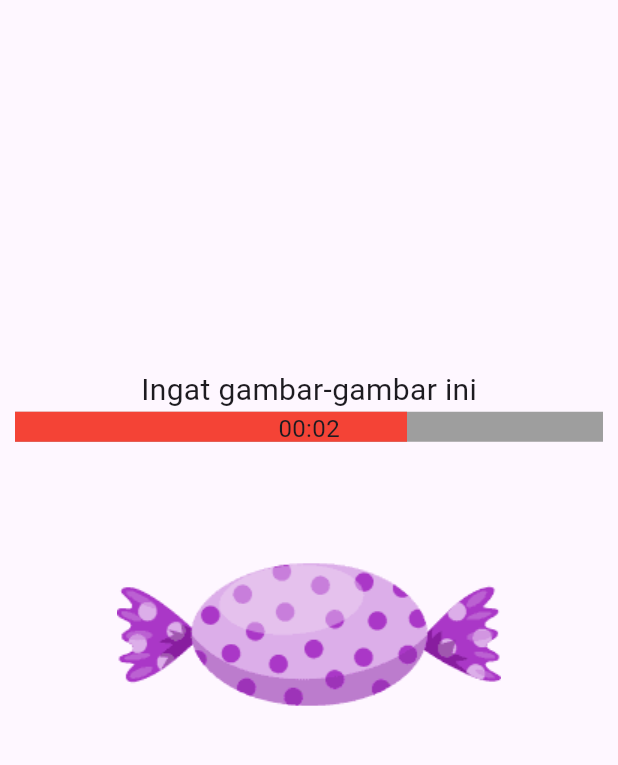
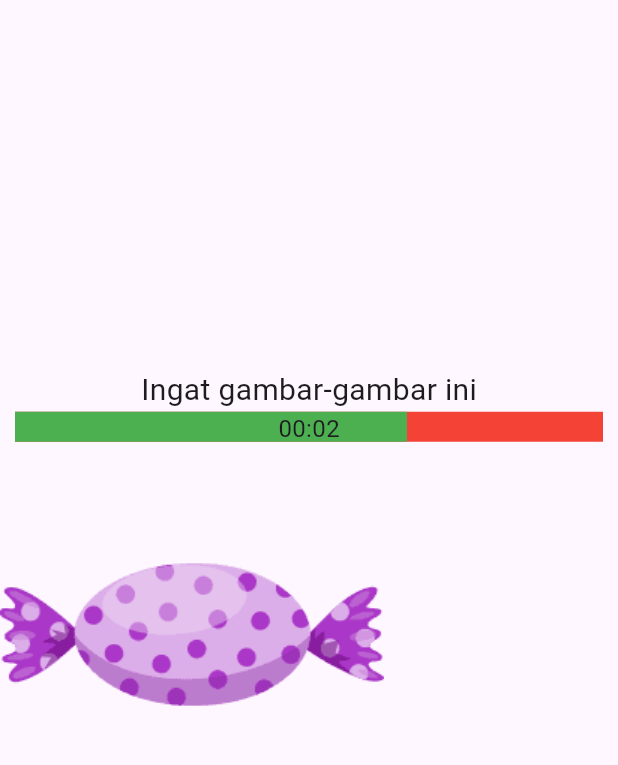
Before and after one commit to abayup14/ProjectUTSEmerTech, a Flutter app: the Game screen opened directly, on a phone screen of 412 x 824 dp, the part 63-828 px from its top. Run offline on Flutter 3.47's test engine with Material 3 defaults, Android fonts, the phone set to English and light mode, and no system bars; drawn by our look-alikes of percent_indicator; our stand-ins replace shared_preferences; accounts and stored records are empty.

Commit message:
Update game.dart

```diff
--- a/lib/screen/game.dart
+++ b/lib/screen/game.dart
@@ -15,11 +15,12 @@ class _GameState extends State<Game> {
   final int _waktuIngat = 3;
   final int _waktuKuis = 30;
   int _detik = 0;
+  bool animated = false;
 
   bool _isKuisDimulai = false;
   bool _FaseMengingat = true;
 
-  int _memorizationIndex = 0;
+  int _gambarIngatKe = 0;
   List<String> _gambarDiingat = [];
   List<List<String>> _gambarKuis = [];
   int _gambarSekarang = 0;
@@ -38,8 +39,9 @@ class _GameState extends State<Game> {
       setState(() {
         _detik--;
         if (_detik <= 0) {
-          if (_memorizationIndex < _gambarDiingat.length - 1) {
-            _memorizationIndex++;
+          if (_gambarIngatKe < _gambarDiingat.length - 1) {
+            animated = !animated;
+            _gambarIngatKe++;
             _detik = _waktuIngat;
           } else {
             _FaseMengingat = false;
@@ -74,23 +76,23 @@ class _GameState extends State<Game> {
 
   List<String> buatGambarUntukDiingat(int count) {
     Random random = Random();
-    Set<int> uniqueSets = {}; // menyimpan set unik
-    List<String> images = [];
+    Set<int> randomGambarSets = {}; // menyimpan set unik
+    List<String> listGambar = [];
 
-    while (uniqueSets.length < count) {
-      int setNumber = 1 + random.nextInt(20); // set acak 1-20
-      int imageNumber = 1 + random.nextInt(4); // gambar acak 1-4
+    while (randomGambarSets.length < count) {
+      int gambarKe = 1 + random.nextInt(20); // set acak 1-20
+      int subgambarKe = 1 + random.nextInt(4); // gambar acak 1-4
 
-      if (uniqueSets.contains(setNumber)) {
+      if (randomGambarSets.contains(gambarKe)) {
         continue; // jika set sudah ada, lanjutkan loop
       }
 
-      String imageName = "c-$setNumber-$imageNumber"; // format nama gambar
-      images.add(imageName); // tambahkan gambar
-      uniqueSets.add(setNumber); // tambahkan set unik
+      String namaGambar = "c-$gambarKe-$subgambarKe"; // format nama gambar
+      listGambar.add(namaGambar); // tambahkan gambar
+      randomGambarSets.add(gambarKe); // tambahkan set unik
     }
 
-    return images; // kembalikan daftar gambar
+    return listGambar; // kembalikan daftar gambar
   }
 
   @override
@@ -100,9 +102,7 @@ class _GameState extends State<Game> {
         title: const Text("MemorImage"),
       ),
       body: Center(
-        child: _FaseMengingat
-            ? memorizationUI() // UI untuk fase mengingat
-            : quizUI(), // UI untuk fase kuis
+        child: _FaseMengingat ? memorizationUI() : quizUI(),
       ),
     );
   }
@@ -121,13 +121,17 @@ class _GameState extends State<Game> {
             width: MediaQuery.of(context).size.width,
             lineHeight: 20.0,
             percent: (_detik / _waktuIngat),
-            backgroundColor: Colors.grey,
-            progressColor: Colors.red,
+            backgroundColor: Colors.red,
+            progressColor: Colors.green,
           ),
-          // teks judul
-          if (_memorizationIndex < _gambarDiingat.length)
-            Image.asset(
-                "assets/images/${_gambarDiingat[_memorizationIndex]}.png"), // gambar fase mengingat // waktu tersisa
+          if (_gambarIngatKe < _gambarDiingat.length)
+            AnimatedAlign(
+              alignment: animated ? Alignment.topRight : Alignment.bottomLeft,
+              duration: const Duration(seconds: 1),
+              curve: Curves.easeInOut,
+              child: Image.asset(
+                  "assets/images/${_gambarDiingat[_gambarIngatKe]}.png"),
+            )
         ],
       ),
     ));
```
